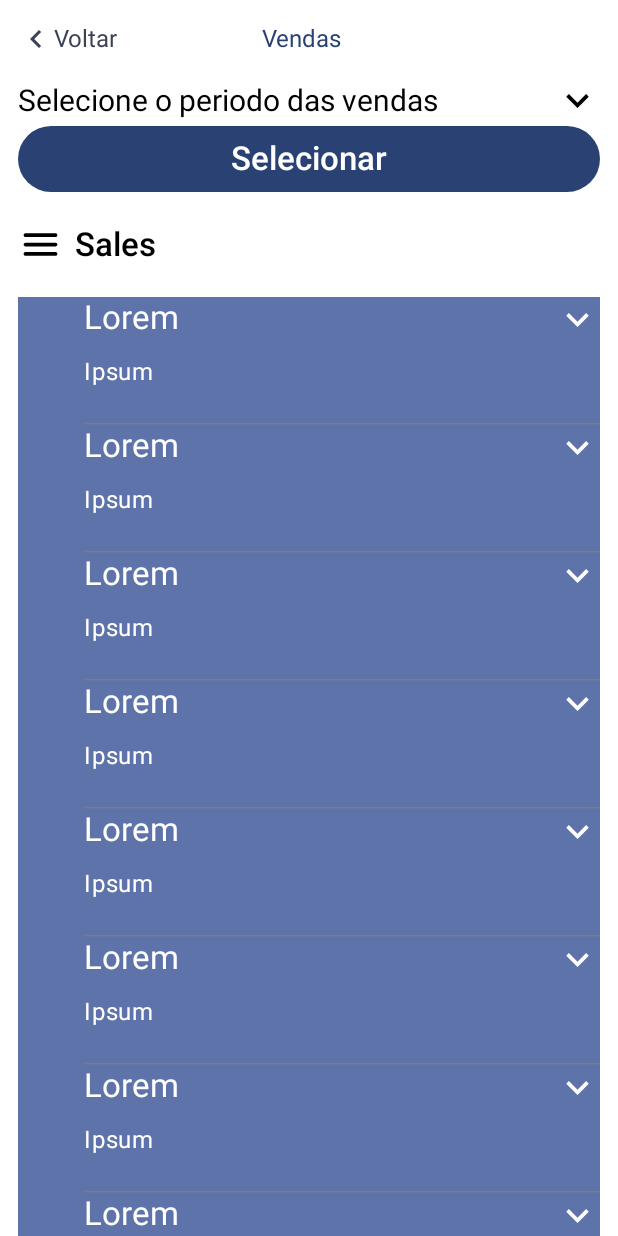
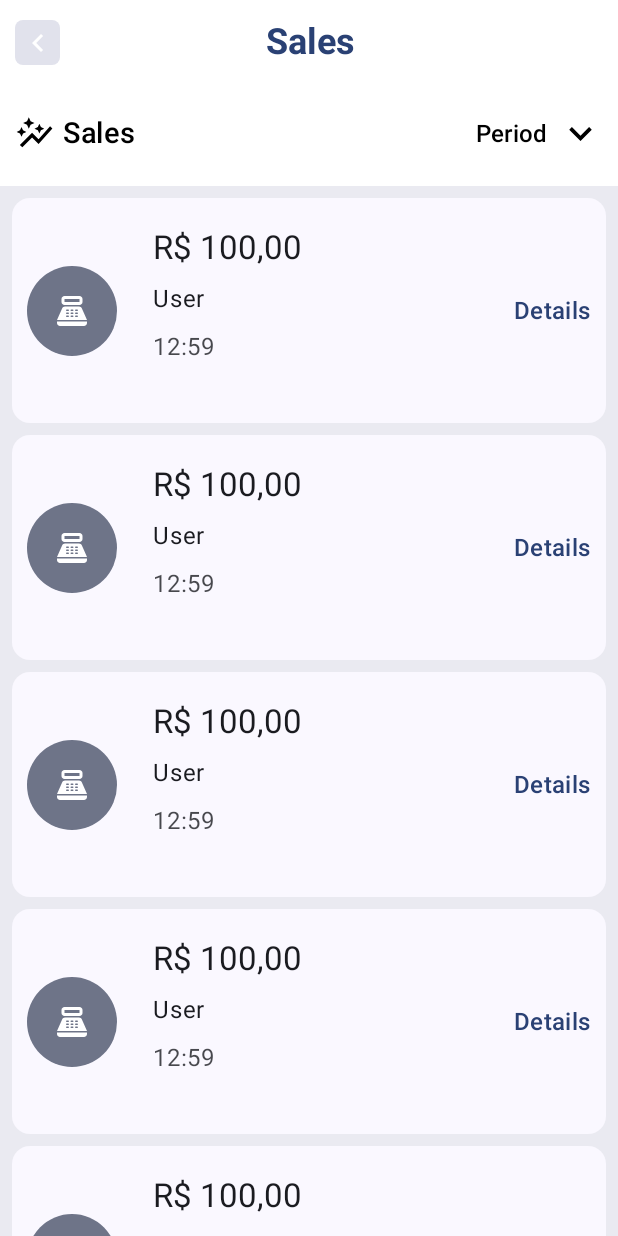
Before and after one commit to aladinjunior/gestor, an Android app built with Jetpack Compose: the @Preview function SalesScreenPreview, on a phone screen of 412 x 824 dp. Run offline under Robolectric (Android 15) with nearby library versions, the phone set to English and light mode, and no system bars.

Commit message:
Changed sales screen

```diff
--- a/app/build.gradle.kts
+++ b/app/build.gradle.kts
@@ -85,6 +85,8 @@ dependencies {
     kapt(libs.dagger.hilt.compiler)
     implementation(libs.androidx.hilt.navigation.compose)
 
+    implementation (libs.androidx.material.icons.extended)
+
 
 
 
--- a/app/src/main/java/com/aladinjunior/gestor/commom/components/GenericTopAppBar.kt
+++ b/app/src/main/java/com/aladinjunior/gestor/commom/components/GenericTopAppBar.kt
@@ -1,18 +1,25 @@
 package com.aladinjunior.gestor.commom.components
 
 import android.content.res.Configuration
+import androidx.compose.foundation.background
+import androidx.compose.foundation.layout.Box
 import androidx.compose.foundation.layout.Row
 import androidx.compose.foundation.layout.Spacer
 import androidx.compose.foundation.layout.fillMaxWidth
 import androidx.compose.foundation.layout.padding
+import androidx.compose.foundation.layout.size
+import androidx.compose.foundation.shape.RoundedCornerShape
 import androidx.compose.material.icons.Icons
 import androidx.compose.material.icons.automirrored.filled.KeyboardArrowLeft
 import androidx.compose.material3.Icon
 import androidx.compose.material3.MaterialTheme
+import androidx.compose.material3.Text
 import androidx.compose.runtime.Composable
 import androidx.compose.ui.Alignment
 import androidx.compose.ui.Modifier
+import androidx.compose.ui.draw.clip
 import androidx.compose.ui.graphics.Color
+import androidx.compose.ui.text.font.FontWeight
 import androidx.compose.ui.tooling.preview.Preview
 import androidx.compose.ui.unit.TextUnit
 import androidx.compose.ui.unit.dp
@@ -31,14 +38,26 @@ fun GenericTopAppBar(
 ) {
     Row(
         verticalAlignment = Alignment.CenterVertically,
-        modifier = modifier.fillMaxWidth().padding(vertical = screenComponentsPadding)
+        modifier = modifier
+            .fillMaxWidth()
+            .padding(vertical = screenComponentsPadding)
     ) {
 
 
-        GoBackExtentedButton(color = MaterialTheme.colorScheme.secondary, text = backText, textSize = topBarTextSize)
+//        GoBackExtentedButton(
+//            color = MaterialTheme.colorScheme.secondary,
+//            text = backText,
+//            textSize = topBarTextSize
+//        )
+        GoBackArrow()
         Spacer(modifier = Modifier.weight(1f))
-        GenericInfoText(text = currentScreenTitle, textSize = topBarTextSize, textColor = MaterialTheme.colorScheme.primary,)
-        Spacer(modifier = Modifier.weight(1.8f))
+        Text(
+            text = currentScreenTitle, style = MaterialTheme.typography.headlineSmall.copy(
+                color = MaterialTheme.colorScheme.primary,
+                fontWeight = FontWeight.Bold
+            )
+        )
+        Spacer(modifier = Modifier.weight(1.2f))
 
     }
 }
@@ -48,10 +67,42 @@ fun GoBackExtentedButton(color: Color, text: String, textSize: TextUnit) {
     Row(
         verticalAlignment = Alignment.CenterVertically,
 
+        ) {
+        Icon(
+            modifier = Modifier.size(40.dp),
+            imageVector = Icons.AutoMirrored.Filled.KeyboardArrowLeft,
+            contentDescription = "goBack",
+            tint = color
+        )
+        Text(
+            text = text, style = MaterialTheme.typography.headlineSmall.copy(
+                color = color,
+                fontWeight = FontWeight.Bold
+            )
+        )
+
+    }
+
+}
+
+@Composable
+fun GoBackArrow(
+    modifier: Modifier = Modifier
+) {
+    Box(
+        modifier = modifier
+            .size(30.dp)
+            .clip(RoundedCornerShape(8f))
+            .background(
+            color = MaterialTheme.colorScheme.surfaceVariant),
+        contentAlignment = Alignment.Center,
+
     ) {
-        Icon(imageVector = Icons.AutoMirrored.Filled.KeyboardArrowLeft, contentDescription = "goBack", tint = color)
-        GenericInfoText(text = text, textSize = textSize, textColor = color)
-
+        Icon(
+            imageVector = Icons.AutoMirrored.Filled.KeyboardArrowLeft,
+            contentDescription = "goBack",
+            tint = MaterialTheme.colorScheme.onPrimaryContainer
+        )
     }
 
 }
@@ -63,6 +114,7 @@ private fun GenericTopAppBarPreview() {
         GenericTopAppBar(onBackPressed = {}, currentScreenTitle = "Pessoas")
     }
 }
+
 @Preview(uiMode = Configuration.UI_MODE_NIGHT_YES)
 @Composable
 private fun GenericTopAppBarPreviewDark() {
--- a/app/src/main/java/com/aladinjunior/gestor/feature/sales/components/PeriodRadioButton.kt
+++ b/app/src/main/java/com/aladinjunior/gestor/feature/sales/components/PeriodRadioButton.kt
@@ -2,13 +2,14 @@ package com.aladinjunior.gestor.feature.sales.components
 
 import androidx.compose.foundation.layout.Arrangement
 import androidx.compose.foundation.layout.Row
+import androidx.compose.material3.MaterialTheme
 import androidx.compose.material3.RadioButton
+import androidx.compose.material3.Text
 import androidx.compose.runtime.Composable
 import androidx.compose.ui.Alignment
 import androidx.compose.ui.tooling.preview.Preview
 import androidx.compose.ui.unit.dp
 import androidx.compose.ui.unit.sp
-import com.aladinjunior.gestor.commom.components.GenericInfoText
 import com.aladinjunior.gestor.ui.theme.GestorTheme
 
 
@@ -26,7 +27,7 @@ fun PeriodRadioButton(
         horizontalArrangement = Arrangement.spacedBy(6.dp)
     ) {
         RadioButton(selected = isRadioSelected, onClick = onClick)
-        GenericInfoText(text = label, textSize = checkboxTextSize)
+        Text(text = label, style = MaterialTheme.typography.titleMedium)
     }
 
 }
--- a/app/src/main/java/com/aladinjunior/gestor/feature/sales/components/PeriodSelectionContainer.kt
+++ b/app/src/main/java/com/aladinjunior/gestor/feature/sales/components/PeriodSelectionContainer.kt
@@ -1,29 +1,23 @@
 package com.aladinjunior.gestor.feature.sales.components
 
 import androidx.compose.animation.animateContentSize
-import androidx.compose.animation.core.LinearOutSlowInEasing
-import androidx.compose.animation.core.tween
-import androidx.compose.foundation.layout.Box
+import androidx.compose.animation.core.Spring
+import androidx.compose.animation.core.spring
 import androidx.compose.foundation.layout.Column
 import androidx.compose.foundation.layout.ExperimentalLayoutApi
 import androidx.compose.foundation.layout.FlowRow
-import androidx.compose.foundation.layout.Row
-import androidx.compose.foundation.layout.Spacer
-import androidx.compose.foundation.layout.fillMaxSize
+import androidx.compose.foundation.layout.fillMaxWidth
+import androidx.compose.material3.Button
+import androidx.compose.material3.Text
 import androidx.compose.runtime.Composable
 import androidx.compose.runtime.getValue
 import androidx.compose.runtime.mutableStateOf
 import androidx.compose.runtime.remember
 import androidx.compose.runtime.setValue
-import androidx.compose.ui.Alignment
 import androidx.compose.ui.Modifier
-import androidx.compose.ui.tooling.preview.Preview
 import androidx.compose.ui.unit.dp
-import androidx.compose.ui.unit.sp
-import com.aladinjunior.gestor.commom.components.DropDownArrow
-import com.aladinjunior.gestor.commom.components.GenericInfoText
 import com.aladinjunior.gestor.feature.sales.components.PeriodConstants.periods
-import com.aladinjunior.gestor.ui.theme.GestorTheme
+import com.aladinjunior.gestor.feature.sales.presentation.SalesLabelRow
 
 
 private val componentsStartPadding = 15.dp
@@ -34,7 +28,7 @@ private val dropDownArrowSize = 30.dp
 fun PeriodSelectionContainer(
     modifier: Modifier = Modifier,
     periodOptions: List<String> = periods,
-    onOptionSelected: (String) -> Unit,
+    showBottomSheet: () -> Unit
 ) {
 
     var selectedOption by remember { mutableStateOf(periods[0]) }
@@ -44,18 +38,19 @@ fun PeriodSelectionContainer(
     Column(
         modifier = modifier
             .animateContentSize(
-                animationSpec = tween(
-                    durationMillis = 300,
-                    easing = LinearOutSlowInEasing
+                animationSpec = spring(
+                    dampingRatio = Spring.DampingRatioMediumBouncy,
+                    stiffness = Spring.StiffnessLow
                 )
             )
 
     ) {
 
-        PeriodSelectionBar(expanded = expanded) {
+        SalesLabelRow(label = "Sales", expanded = expanded) {
             expanded = !expanded
         }
-        if (expanded)
+        if (expanded) {
+
             FlowRow {
                 periodOptions.forEach { option ->
                     PeriodRadioButton(
@@ -63,47 +58,22 @@ fun PeriodSelectionContainer(
                         label = option
                     ) {
                         selectedOption = option
-                        onOptionSelected(selectedOption)
                     }
                 }
 
             }
+
+            Button(
+                modifier = Modifier.fillMaxWidth(),
+                onClick = {
+                    if (selectedOption == "Selecionar periodo") showBottomSheet()
+                }) {
+                Text(text = "Confirm")
+            }
+        }
     }
 
 
-}
-
-@Composable
-fun PeriodSelectionBar(
-    expanded: Boolean = true,
-    onArrowClick: () -> Unit
-) {
-
-    Row(
-        verticalAlignment = Alignment.CenterVertically
-    ) {
-        GenericInfoText(
-            text = "Selecione o periodo das vendas",
-            textSize = 20.sp
-        )
-        Spacer(modifier = Modifier.weight(1f))
-        DropDownArrow(expanded = expanded, onArrowClick = onArrowClick)
-
-
-    }
-}
-
-@Preview(showBackground = true)
-@Composable
-private fun PeriodSelectionContainerPreview() {
-    GestorTheme {
-        Box(modifier = Modifier.fillMaxSize()) {
-            PeriodSelectionContainer {
-
-            }
-
-        }
-    }
 }
 
 
--- a/app/src/main/java/com/aladinjunior/gestor/feature/sales/components/SaleDetails.kt
+++ b/app/src/main/java/com/aladinjunior/gestor/feature/sales/components/SaleDetails.kt
@@ -1,26 +1,24 @@
 package com.aladinjunior.gestor.feature.sales.components
 
-import androidx.compose.animation.animateContentSize
-import androidx.compose.animation.core.LinearOutSlowInEasing
-import androidx.compose.animation.core.tween
 import androidx.compose.foundation.layout.Arrangement
-import androidx.compose.foundation.layout.Box
 import androidx.compose.foundation.layout.Column
 import androidx.compose.foundation.layout.Row
 import androidx.compose.foundation.layout.Spacer
+import androidx.compose.foundation.layout.fillMaxSize
+import androidx.compose.foundation.layout.height
+import androidx.compose.foundation.layout.padding
 import androidx.compose.foundation.layout.size
-import androidx.compose.foundation.shape.CircleShape
-import androidx.compose.material3.HorizontalDivider
+import androidx.compose.material.icons.Icons
+import androidx.compose.material.icons.filled.PointOfSale
+import androidx.compose.material3.Card
+import androidx.compose.material3.CardDefaults
+import androidx.compose.material3.FilledTonalIconButton
+import androidx.compose.material3.Icon
 import androidx.compose.material3.MaterialTheme
 import androidx.compose.material3.Text
 import androidx.compose.runtime.Composable
-import androidx.compose.runtime.getValue
-import androidx.compose.runtime.mutableStateOf
-import androidx.compose.runtime.remember
-import androidx.compose.runtime.setValue
 import androidx.compose.ui.Alignment
 import androidx.compose.ui.Modifier
-import androidx.compose.ui.draw.clip
 import androidx.compose.ui.tooling.preview.Preview
 import androidx.compose.ui.unit.dp
 import com.aladinjunior.gestor.commom.components.DropDownArrow
@@ -32,39 +30,47 @@ val items = List(5) { "Item $it" }
 @Composable
 fun SaleDetails(
 
+    modifier: Modifier = Modifier
 ) {
-    var expanded by remember { mutableStateOf(false) }
+
+    Card(
+        modifier = modifier.height(150.dp),
+        colors = CardDefaults.cardColors(
+            containerColor = MaterialTheme.colorScheme.background
+        )
+    ) {
 
         Row(
+            modifier = Modifier.fillMaxSize(),
             verticalAlignment = Alignment.CenterVertically,
             horizontalArrangement = Arrangement.spacedBy(14.dp)
 
         ) {
-        Box(
-            modifier = Modifier
-                .size(30.dp)
-                .clip(CircleShape)
-        ) {
-            //TODO: some image here?
+            FilledTonalIconButton(modifier = Modifier.padding(10.dp).size(60.dp),
+                onClick = { /*TODO*/ }) {
+                Icon(imageVector = Icons.Filled.PointOfSale, contentDescription = "Point of Sale")
             }
             Column(
-            verticalArrangement = Arrangement.spacedBy(8.dp),
-            modifier = Modifier.animateContentSize(
-                animationSpec = tween(
-                    durationMillis = 200,
-                    easing = LinearOutSlowInEasing
+                verticalArrangement = Arrangement.spacedBy(8.dp)
+            ) {
+                Text(text = "R$ 100,00", style = MaterialTheme.typography.titleLarge)
+                Text(text = "User", style = MaterialTheme.typography.bodyLarge)
+                Text(text = "12:59", style = MaterialTheme.typography.bodyLarge.copy(
+                    color = MaterialTheme.colorScheme.onBackground.copy(alpha = 0.8f)
+                ))
+                Spacer(modifier = Modifier.size(12.dp))
+
+            }
+            Spacer(modifier = Modifier.weight(1f))
+            Text(
+                text = "Details", style = MaterialTheme.typography.titleMedium.copy(
+                    color = MaterialTheme.colorScheme.primary
+                ),
+                modifier = Modifier.padding(horizontal = 10.dp)
             )
-            )
-        ) {
-            SaleDetailLabelRow(label = "Lorem", expanded = expanded) {
-                expanded = !expanded
+
+
         }
-            if (expanded) BulletPointedList(items = items)
-            Text(text = "Ipsum", style = MaterialTheme.typography.bodyLarge)
-            Spacer(modifier = Modifier.size(6.dp))
-            HorizontalDivider()
-        }
-
     }
 }
 
--- a/app/src/main/java/com/aladinjunior/gestor/feature/sales/domain/model/Sale.kt
+++ b/app/src/main/java/com/aladinjunior/gestor/feature/sales/domain/model/Sale.kt
@@ -4,5 +4,6 @@ data class Sale(
     val id: Long,
     val products: List<Product>,
     val seller: String,
-    val hour: String
+    val hour: String,
+    val value: Int,
 )
--- a/app/src/main/java/com/aladinjunior/gestor/feature/sales/presentation/SalesScreen.kt
+++ b/app/src/main/java/com/aladinjunior/gestor/feature/sales/presentation/SalesScreen.kt
@@ -12,11 +12,12 @@ import androidx.compose.foundation.layout.padding
 import androidx.compose.foundation.layout.size
 import androidx.compose.foundation.lazy.LazyColumn
 import androidx.compose.material.icons.Icons
-import androidx.compose.material.icons.rounded.Menu
+import androidx.compose.material.icons.outlined.AutoGraph
 import androidx.compose.material3.ExperimentalMaterial3Api
 import androidx.compose.material3.Icon
 import androidx.compose.material3.MaterialTheme
 import androidx.compose.material3.Surface
+import androidx.compose.material3.Text
 import androidx.compose.material3.rememberDateRangePickerState
 import androidx.compose.runtime.Composable
 import androidx.compose.runtime.getValue
@@ -29,8 +30,7 @@ import androidx.compose.ui.text.font.FontWeight
 import androidx.compose.ui.tooling.preview.Preview
 import androidx.compose.ui.unit.dp
 import androidx.compose.ui.unit.sp
-import com.aladinjunior.gestor.commom.components.GenericButton
-import com.aladinjunior.gestor.commom.components.GenericInfoText
+import com.aladinjunior.gestor.commom.components.DropDownArrow
 import com.aladinjunior.gestor.commom.components.GenericTopAppBar
 import com.aladinjunior.gestor.feature.sales.components.PeriodSelectionContainer
 import com.aladinjunior.gestor.feature.sales.components.SaleDateRangePicker
@@ -42,45 +42,37 @@ import com.aladinjunior.gestor.ui.theme.GestorTheme
 import java.time.LocalDateTime
 
 
-private val componentsHorizontalPadding = 12.dp
-private val buttonPadding = 18.dp
-private val salesIconSize = 30.dp
-private val salesLabelTextSize = 22.sp
-
+@RequiresApi(Build.VERSION_CODES.O)
 @OptIn(ExperimentalMaterial3Api::class)
 @Composable
 fun SalesScreen(
     selectedDates: (Pair<String, String>) -> Unit,
-    sales: List<Sale>
+    sales: List<Sale>,
 ) {
 
+
     var showBottomSheet by remember { mutableStateOf(false) }
-    var selectedOption by remember {
-        mutableStateOf("")
-    }
 
-    Column(
-        modifier = Modifier.padding(horizontal = componentsHorizontalPadding)
-    ) {
+    Column {
 
-        GenericTopAppBar(onBackPressed = { /*TODO*/ }, currentScreenTitle = "Vendas")
+        SalesScreenHeader(
+            modifier = Modifier.padding(horizontal = 10.dp),
+            showBottomSheet = {
+                showBottomSheet = true
+            }
+        )
 
-        PeriodSelectionContainer(
-            onOptionSelected = { selectedOption = it })
-        GenericButton(buttonText = "Selecionar") {
-            if (selectedOption == "Selecionar periodo") showBottomSheet = true
-        }
-        Spacer(modifier = Modifier.size(18.dp))
-        SalesLabelRow(label = "Sales")
-        Spacer(modifier = Modifier.size(20.dp))
         Surface(
+            modifier = Modifier.fillMaxSize(),
+            color = MaterialTheme.colorScheme.surfaceVariant.copy(alpha = 0.7f)
+        ) {
 
-            color = MaterialTheme.colorScheme.primaryContainer
-
-        ) {
             LazyColumn {
                 items(sales.size) {
-                    SaleDetails()
+
+                    SaleDetails(
+                        modifier = Modifier.padding(start = 8.dp, end = 8.dp, top = 8.dp)
+                    )
                 }
             }
         }
@@ -102,22 +94,49 @@ fun SalesScreen(
 }
 
 @Composable
+fun SalesScreenHeader(
+    modifier: Modifier = Modifier,
+    showBottomSheet: () -> Unit
+
+) {
+    GenericTopAppBar(modifier = modifier, onBackPressed = { /*TODO*/ }, currentScreenTitle = "Sales")
+
+    Spacer(modifier = Modifier.size(18.dp))
+
+    PeriodSelectionContainer(
+        modifier = modifier,
+        showBottomSheet = showBottomSheet
+    )
+
+    Spacer(modifier = Modifier.size(20.dp))
+
+}
+
+@Composable
 fun SalesLabelRow(
-    label: String
+    modifier: Modifier = Modifier,
+    label: String,
+    expanded: Boolean = true,
+    onArrowClick: () -> Unit
 ) {
     Row(
-        horizontalArrangement = Arrangement.spacedBy(
-            8.dp
-        ),
-        verticalAlignment = Alignment.CenterVertically
+        modifier = modifier,
+        verticalAlignment = Alignment.CenterVertically,
+        horizontalArrangement = Arrangement.spacedBy(6.dp)
     ) {
         Icon(
-            modifier = Modifier.size(salesIconSize),
-            imageVector = Icons.Rounded.Menu,
+            modifier = Modifier.size(26.dp),
+            imageVector = Icons.Outlined.AutoGraph,
             contentDescription = "Sales Label"
         )
-        GenericInfoText(text = label, textSize = salesLabelTextSize,
-            fontWeight = FontWeight.SemiBold)
+
+        Text(
+            text = label, fontSize = 19.sp,
+            fontWeight = FontWeight.SemiBold
+        )
+        Spacer(modifier = Modifier.weight(1f))
+        Text(text = "Period", style = MaterialTheme.typography.titleMedium)
+        DropDownArrow (onArrowClick = onArrowClick, expanded = expanded)
     }
 }
 
@@ -131,7 +150,8 @@ private fun SalesScreenPreview() {
         ) {
             SalesScreen(
                 selectedDates = {},
-                sales = saleList
+                sales = saleList,
+
             )
         }
     }
@@ -141,17 +161,19 @@ object Sales {
     private val Products = List(5) {
         Product(
             id = it.toLong(),
-            productName ="Product $it",
+            productName = "Product $it",
             amount = it * 5
         )
     }
+
     @RequiresApi(Build.VERSION_CODES.O)
     val saleList = List(10) {
         Sale(
             id = it.toLong(),
             products = Products,
             "Seller $it",
-            LocalDateTime.now().toString()
+            LocalDateTime.now().toString(),
+            it
         )
     }
 }
--- a/gradle/libs.versions.toml
+++ b/gradle/libs.versions.toml
@@ -11,6 +11,7 @@ kotlinxCoroutinesTest = "1.8.0"
 lifecycleRuntimeKtx = "2.7.0"
 activityCompose = "1.9.0"
 composeBom = "2024.04.01"
+materialIconsExtended = "1.6.7"
 navigationCompose = "2.7.7"
 hilt = "2.48"
 
@@ -25,6 +26,7 @@ turbine = "1.0.0"
 androidx-core-ktx = { group = "androidx.core", name = "core-ktx", version.ref = "coreKtx" }
 androidx-core-splashscreen = { module = "androidx.core:core-splashscreen", version.ref = "coreSplashscreen" }
 androidx-hilt-navigation-compose = { module = "androidx.hilt:hilt-navigation-compose", version.ref = "hiltNavigationCompose" }
+androidx-material-icons-extended = { module = "androidx.compose.material:material-icons-extended", version.ref = "materialIconsExtended" }
 kotlinx-coroutines-test = { module = "org.jetbrains.kotlinx:kotlinx-coroutines-test", version.ref = "kotlinxCoroutinesTest" }
 squareup-retrofit = { group = "com.squareup.retrofit2", name = "retrofit", version.ref = "retrofit"}
 squareup-okhttp = { group = "com.squareup.okhttp3", name = "logging-interceptor", version.ref = "okhttp3"}
```
Lines whose indentation alone changed are shown as unchanged.
